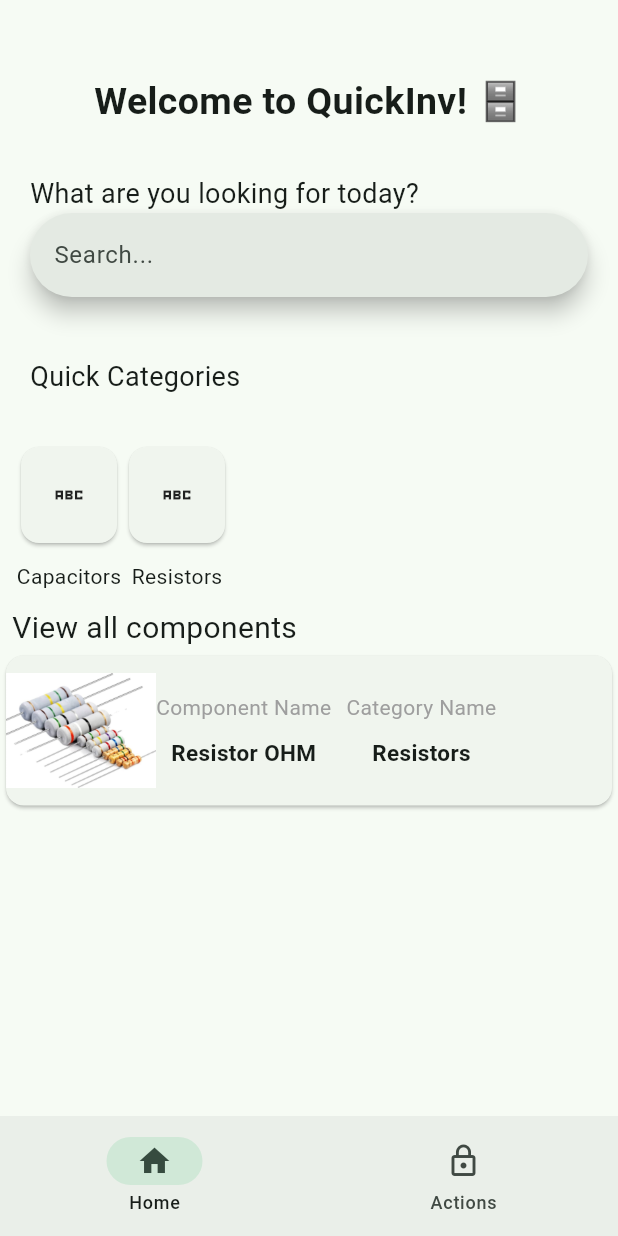
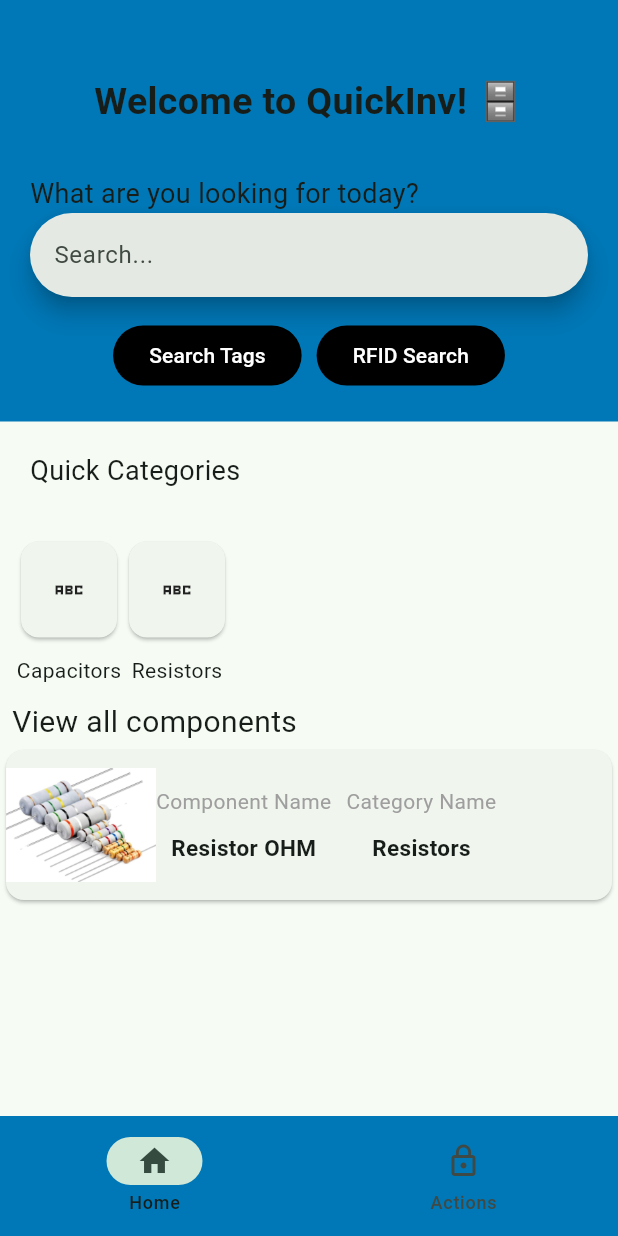
Before and after one commit to ieeeconcordia/quick_inv, a Flutter app: the screen it shows after launch, on a phone screen of 412 x 824 dp. Run offline on Flutter 3.47's test engine with Material 3 defaults, Android fonts, the phone set to English and light mode, and no system bars; our stand-ins replace dotted_border, image_picker.

Commit message:
added blue bg

```diff
--- a/lib/main.dart
+++ b/lib/main.dart
@@ -20,12 +20,14 @@ class MyApp extends StatelessWidget {
         colorScheme: ColorScheme.fromSeed(seedColor: Colors.greenAccent),
         useMaterial3: true,
       ),
-      home: MyHomePage(),
+      home: const MyHomePage(),
     );
   }
 }
 
 class MyHomePage extends StatefulWidget {
+  const MyHomePage({super.key});
+
   @override
   State<MyHomePage> createState() => _MyHomePageState();
 }
@@ -36,7 +38,7 @@ class _MyHomePageState extends State<MyHomePage> {
   @override
   Widget build(BuildContext context) {
     return Scaffold(
-      body: <Widget>[WelcomePage(), ActionsPage()][currentPageIdx],
+      body: <Widget>[const WelcomePage(), const ActionsPage()][currentPageIdx],
       bottomNavigationBar: NavigationBar(
         selectedIndex: currentPageIdx,
         destinations: const <Widget>[
@@ -54,23 +56,30 @@ class _MyHomePageState extends State<MyHomePage> {
             currentPageIdx = index;
           });
         },
+        backgroundColor: const Color(0xFF0077b6),
       ),
     );
   }
 }
 
 class WelcomePage extends StatelessWidget {
+  const WelcomePage({super.key});
+
   @override
   Widget build(BuildContext context) {
-    return const Column(
+    return Column(
       children: <Widget>[
-        SizedBox(height: 50),
-        Text(
+        Container(
+          color: const Color(0xFF0077b6),
+          child: Column(
+            children: [
+              const SizedBox(height: 50),
+              const Text(
                 "Welcome to QuickInv! 🗄️",
                 style: TextStyle(fontSize: 25, fontWeight: FontWeight.bold),
               ),
-        SizedBox(height: 30),
-        Row(
+              const SizedBox(height: 30),
+              const Row(
                 mainAxisAlignment: MainAxisAlignment
                     .start, // Align children horizontally at the start
                 children: [
@@ -84,12 +93,36 @@ class WelcomePage extends StatelessWidget {
                   ),
                 ],
               ),
-        Padding(
+              const Padding(
                 padding: EdgeInsets.symmetric(horizontal: 20),
                 child: SearchBar(hintText: "Search..."),
               ),
-        SizedBox(height: 20),
+              const SizedBox(height: 15),
               Row(
+                mainAxisAlignment: MainAxisAlignment.center,
+                children: [
+                  FilledButton(
+                    onPressed: () {},
+                    style: const ButtonStyle(
+                        backgroundColor:
+                        MaterialStatePropertyAll<Color>(Colors.black)),
+                    child: const Text("Search Tags"),
+                  ),
+                  const SizedBox(width: 10),
+                  FilledButton(
+                    onPressed: () {},
+                    style: const ButtonStyle(
+                        backgroundColor:
+                        MaterialStatePropertyAll<Color>(Colors.black)),
+                    child: const Text("RFID Search"),
+                  )
+                ],
+              ),
+              const SizedBox(height: 20),
+            ],
+          ),
+        ),
+        const Row(
           mainAxisAlignment: MainAxisAlignment.start,
           children: [
             Padding(
@@ -101,21 +134,21 @@ class WelcomePage extends StatelessWidget {
             ),
           ],
         ),
-        Padding(
+        const Padding(
           padding: EdgeInsets.all(10),
           child: Row(children: [
             CategoryCard(categoryName: "Capacitors"),
             CategoryCard(categoryName: "Resistors")
           ]),
         ),
-        Align(
+        const Align(
           alignment: Alignment.centerLeft,
           child: Padding(
             padding: EdgeInsets.only(left: 8),
             child: Text("View all components", style: TextStyle(fontSize: 20)),
           ),
         ),
-        Column(
+        const Column(
           children: [
             ComponentCard(
                 componentName: "Resistor OHM",
```
Also changed, not shown: pubspec.lock. Lines whose indentation alone changed are shown as unchanged.
